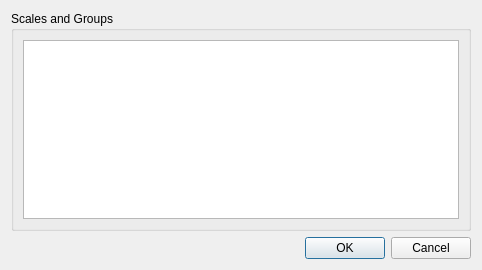
Qt form ilastik/gui/dlgFeature.ui (ilastik/ilastik-0.5) before a commit.
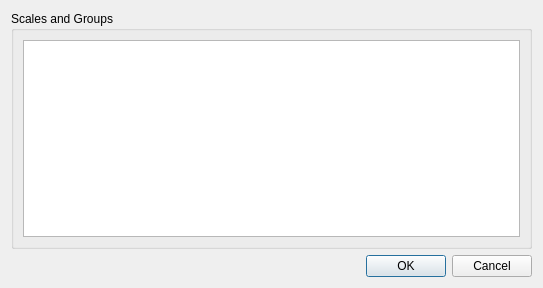
The same form after that commit. Icons and pictures are not drawn.

Patch:
```diff
--- a/ilastik/gui/dlgFeature.ui
+++ b/ilastik/gui/dlgFeature.ui
@@ -6,8 +6,8 @@
    <rect>
     <x>0</x>
     <y>0</y>
-    <width>482</width>
-    <height>270</height>
+    <width>543</width>
+    <height>288</height>
    </rect>
   </property>
   <property name="windowTitle">
```
